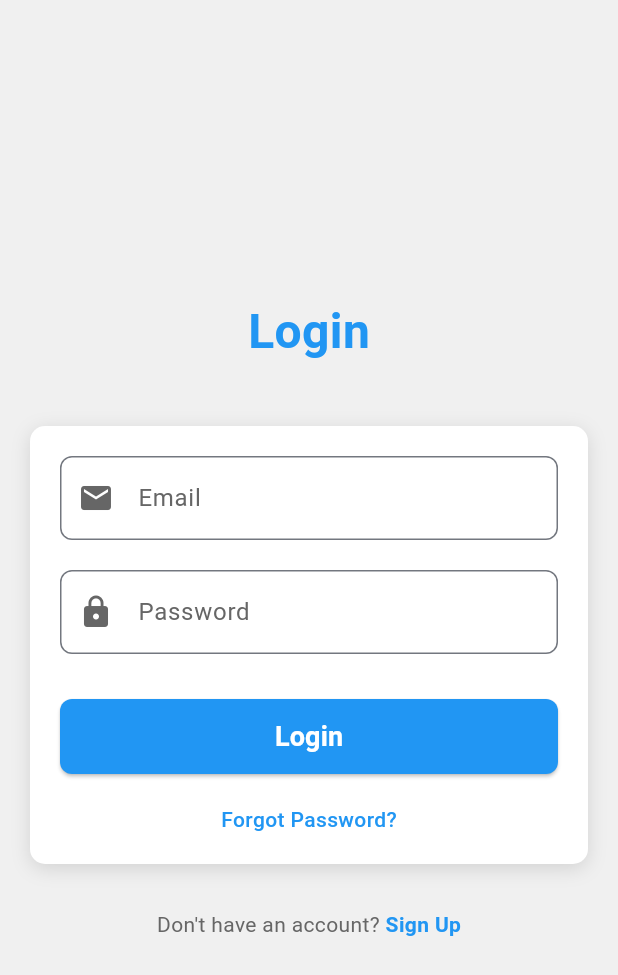
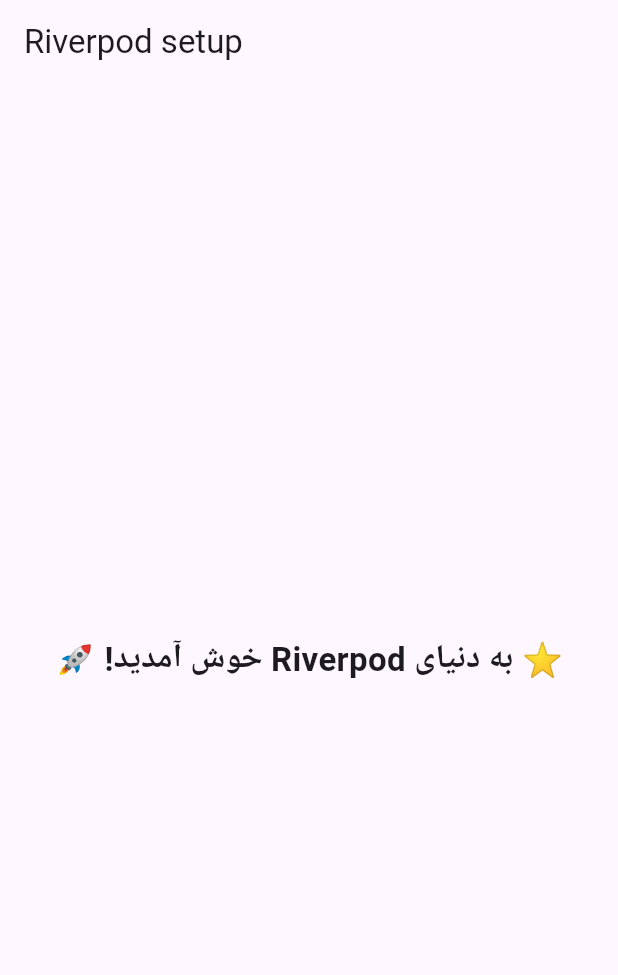
Before and after one commit to hasan7575/flutter_riverpod_tutorials, a Flutter app: the screen it shows after launch, on a phone screen of 412 x 824 dp. Shown: the top 975 px of the screen. Run offline on Flutter 3.47's test engine with Material 3 defaults, Android fonts, the phone set to English and light mode, and no system bars; our stand-ins replace flutter_riverpod.

Commit message:
add project

```diff
--- a/lib/main.dart
+++ b/lib/main.dart
@@ -1,11 +1,19 @@
+// Flutter Material Design imports for UI components
 import 'package:flutter/material.dart';
-import 'package:flutter_tutorials/pages/clean_login_screen.dart';
-import 'pages/messy_login_screen.dart';
-// import 'pages/clean_login_screen.dart';
+import 'package:flutter_riverpod/flutter_riverpod.dart';
+import 'package:flutter_tutorials/home_page.dart';
+
 
 void main() {
-  runApp(const MyApp());
+  runApp(
+     ProviderScope(child: MyApp()),
+  );
 }
+
+
+final welcomeMessageProvider=Provider<String>((ref){
+  return "⭐️ به دنیای Riverpod خوش آمدید! 🚀";
+});
 
 class MyApp extends StatelessWidget {
   const MyApp({super.key});
@@ -13,12 +21,34 @@ class MyApp extends StatelessWidget {
   @override
   Widget build(BuildContext context) {
     return MaterialApp(
-      title: 'Clean Code Tutorial',
+      title: 'Riverpod Demo',
       debugShowCheckedModeBanner: false,
-      theme: ThemeData(
-        colorScheme: ColorScheme.fromSeed(seedColor: Colors.blue),
-      ),
-      home: const CleanLoginScreen(),
+      home: HomePage(),
+      // HomePage will be a ConsumerWidget since it needs to access providers
     );
   }
 }
+
+
+
+class HomePage extends ConsumerWidget{
+  @override
+  Widget build(BuildContext context, WidgetRef ref) {
+    final welcomeMessage=ref.watch(welcomeMessageProvider);
+    // TODO: implement build
+    return Scaffold(
+      appBar: AppBar(
+        title: Text("Riverpod setup"),
+      ),
+      body: Center(
+        child: Column(
+          mainAxisAlignment: MainAxisAlignment.center,
+          children: [
+            Text(welcomeMessage,style: TextStyle(fontSize: 22,fontWeight: FontWeight.bold,),textDirection: TextDirection.rtl,)
+          ],
+        ),
+      ),
+    );
+  }
+
+}
--- a/lib/pages/clean_login_screen.dart
+++ /dev/null
@@ -1,75 +0,0 @@
-import 'package:flutter/material.dart';
-import 'package:flutter_tutorials/utils/constants.dart';
-import 'package:flutter_tutorials/widgets/Sign_up_link.dart';
-import 'package:flutter_tutorials/widgets/login_card.dart';
-
-
-class CleanLoginScreen extends StatefulWidget {
-  const CleanLoginScreen({super.key});
-
-  @override
-  State<CleanLoginScreen> createState() => _CleanLoginScreenState();
-}
-
-class _CleanLoginScreenState extends State<CleanLoginScreen> {
-  TextEditingController emailController = TextEditingController();
-  TextEditingController passwordController = TextEditingController();
-  bool isLoading = false;
-  @override
-  Widget build(BuildContext context) {
-    return Scaffold(
-      backgroundColor: AppColors.background,
-      body: Padding(
-        padding: EdgeInsets.all(AppSizes.padding),
-        child: Center(
-          child: Column(
-            mainAxisAlignment: MainAxisAlignment.center,
-            children: [
-              _buildTitle(),
-              SizedBox(height: 40),
-              LoginCard(emailController: emailController,passwordController: passwordController,isLoading: isLoading,onLogin: _handleLogin),
-              SizedBox(height: 30),
-
-              SignUpLink()
-            ],
-          ),
-        ),
-      ),
-    );
-  }
-
- Widget _buildTitle() {
-    return Container(
-      child: Text(
-        'Login',
-        style: AppTextStyles.title,
-      ),
-    );
- }
-
-  void _handleLogin() {
-    setState(() {
-      isLoading = true;
-    });
-
-    Future.delayed(Duration(seconds: 2), () {
-      setState(() {
-        isLoading = false;
-      });
-      _showSuccessMessage();
-    });
-  }
-
-  void _showSuccessMessage() {
-    _showMessage("Login Successful!",AppColors.success);
-  }
-
-  void _showMessage(String message,Color backgroundColor) {
-    ScaffoldMessenger.of(context).showSnackBar(
-      SnackBar(
-        content: Text(message),
-        backgroundColor: backgroundColor,
-      ),
-    );
-  }
-}
--- /dev/null
+++ b/lib/providers.dart
@@ -0,0 +1,7 @@
+import 'package:flutter_riverpod/legacy.dart';
+
+
+
+
+final counterProvider = StateProvider<int>((ref) => 0);
+//
--- a/lib/utils/constants.dart
+++ /dev/null
@@ -1,60 +0,0 @@
-import 'package:flutter/material.dart';
-
-class AppColors {
-  static const Color primary = Color(0xFF2196F3);
-  static const Color background = Color(0xFFF0F0F0);
-  static const Color surface = Colors.white;
-  static const Color textPrimary = Color(0xFF666666);
-  static const Color textSecondary = Color(0xFF999999);
-  static const Color border = Color(0xFFDDDDDD);
-  static const Color shadow = Colors.black12;
-  static const Color success = Colors.green;
-}
-
-class AppSizes {
-  static const double borderRadius = 8.0;
-  static const double cardRadius = 10.0;
-  static const double padding = 20.0;
-  static const double buttonHeight = 50.0;
-  static const double shadowBlur = 10.0;
-  static const Offset shadowOffset = Offset(0, 3);
-}
-
-class AppTextStyles {
-  static const TextStyle title = TextStyle(
-    fontSize: 32,
-    fontWeight: FontWeight.bold,
-    color: AppColors.primary,
-  );
-
-  static const TextStyle buttonText = TextStyle(
-    fontSize: 18,
-    fontWeight: FontWeight.bold,
-    color: Colors.white,
-  );
-
-  static const TextStyle labelText = TextStyle(
-    color: AppColors.textPrimary,
-  );
-
-  static const TextStyle hintText = TextStyle(
-    color: AppColors.textSecondary,
-  );
-
-  static const TextStyle linkText = TextStyle(
-    color: AppColors.primary,
-    fontSize: 14,
-    fontWeight: FontWeight.w500,
-  );
-
-  static const TextStyle bodyText = TextStyle(
-    color: AppColors.textPrimary,
-    fontSize: 14,
-  );
-
-  static const TextStyle linkTextBold = TextStyle(
-    color: AppColors.primary,
-    fontSize: 14,
-    fontWeight: FontWeight.bold,
-  );
-}
--- a/lib/widgets/Sign_up_link.dart
+++ /dev/null
@@ -1,30 +0,0 @@
-import 'package:flutter/material.dart';
-import 'package:flutter_tutorials/utils/constants.dart';
-
-class SignUpLink extends StatelessWidget {
-  const SignUpLink({super.key});
-
-  @override
-  Widget build(BuildContext context) {
-    return  Container(
-      child: Row(
-        mainAxisAlignment: MainAxisAlignment.center,
-        children: [
-          Text(
-            "Don't have an account? ",
-            style: AppTextStyles.bodyText,
-          ),
-          GestureDetector(
-            onTap: () {
-
-            },
-            child: Text(
-              'Sign Up',
-              style: AppTextStyles.linkTextBold,
-            ),
-          ),
-        ],
-      ),
-    );
-  }
-}
--- a/lib/widgets/custom_button.dart
+++ /dev/null
@@ -1,54 +0,0 @@
-import 'package:flutter/material.dart';
-import 'package:flutter_tutorials/utils/constants.dart';
-
-class CustomButton extends StatelessWidget {
-  final bool isLoading;
-  final String text;
-  final VoidCallback? onPressed;
-  const CustomButton({super.key,required this.isLoading,required this.text,this.onPressed});
-
-  @override
-  Widget build(BuildContext context) {
-    return  Container(
-      width: double.infinity,
-      height: AppSizes.buttonHeight,
-      child: ElevatedButton(
-        onPressed: isLoading ? null : onPressed,
-        style: ElevatedButton.styleFrom(
-          backgroundColor:AppColors.primary,
-          shape: RoundedRectangleBorder(
-            borderRadius: BorderRadius.circular(AppSizes.borderRadius),
-          ),
-        ),
-        child:
-        isLoading
-            ? _buildLoadingIndicator()
-            : _buildButtonText(),
-      ),
-    );
-  }
-
- Widget _buildLoadingIndicator() {
-    return SizedBox(
-      width: 20,
-      height: 20,
-      child: CircularProgressIndicator(
-        strokeWidth: 2,
-        valueColor: AlwaysStoppedAnimation<Color>(
-          Colors.white,
-        ),
-      ),
-    );
- }
-
- Widget _buildButtonText() {
-    return Text(
-      text,
-      style: TextStyle(
-        fontSize: 18,
-        fontWeight: FontWeight.bold,
-        color: Colors.white,
-      ),
-    );
- }
-}
--- a/lib/widgets/custom_text_field.dart
+++ /dev/null
@@ -1,42 +0,0 @@
-import 'package:flutter/material.dart';
-import 'package:flutter_tutorials/utils/constants.dart';
-
-class CustomTextField extends StatelessWidget {
-  final TextEditingController controller;
-  final String label;
-  final String hint;
-  final bool obscureText;
-  final IconData icon;
-
-  const CustomTextField({
-    super.key,
-    required this.controller,
-    required this.label,
-    required this.hint,
-    required this.icon,
-    this.obscureText = false,
-  });
-
-  @override
-  Widget build(BuildContext context) {
-    return TextField(
-      controller: controller,
-      obscureText: obscureText,
-      decoration: InputDecoration(
-        labelText: label,
-        labelStyle: AppTextStyles.labelText,
-        hintText: hint,
-        hintStyle: AppTextStyles.hintText,
-        border: OutlineInputBorder(
-          borderRadius: BorderRadius.circular(AppSizes.borderRadius),
-          borderSide: BorderSide(color: AppColors.border),
-        ),
-        focusedBorder: OutlineInputBorder(
-          borderRadius: BorderRadius.circular(AppSizes.borderRadius),
-          borderSide: BorderSide(color: AppColors.primary),
-        ),
-        prefixIcon: Icon(icon, color: AppColors.textPrimary),
-      ),
-    );
-  }
-}
--- a/lib/widgets/login_card.dart
+++ /dev/null
@@ -1,79 +0,0 @@
-import 'package:flutter/material.dart';
-import 'package:flutter_tutorials/utils/constants.dart';
-import 'package:flutter_tutorials/widgets/custom_button.dart';
-import 'package:flutter_tutorials/widgets/custom_text_field.dart';
-
-class LoginCard extends StatelessWidget {
-  final TextEditingController emailController;
-  final TextEditingController passwordController;
-  final bool isLoading;
-
-  final VoidCallback onLogin;
-
-  const LoginCard({
-    super.key,
-    required this.emailController,
-    required this.passwordController,
-    required this.isLoading,
-    required this.onLogin,
-  });
-
-  @override
-  Widget build(BuildContext context) {
-    return Container(
-      decoration: _buildCardDecoration(),
-      child: Padding(
-        padding: EdgeInsets.all(AppSizes.padding),
-        child: Column(
-          children: [
-            CustomTextField(
-              controller: passwordController,
-              label: 'Email',
-              hint: 'Enter your Email',
-              icon: Icons.email,
-            ),
-
-            SizedBox(height: 20),
-            CustomTextField(
-              controller: passwordController,
-              label: 'Password',
-              hint: 'Enter your password',
-              obscureText: true,
-              icon: Icons.lock,
-            ),
-            SizedBox(height: 30),//==========================
-
-            CustomButton(isLoading: isLoading,text: 'Login',onPressed:onLogin ,),
-            SizedBox(height: 20),
-            _buildForgetPassword(),
-          ],
-        ),
-      ),
-    );
-  }
-
-  BoxDecoration _buildCardDecoration() {
-    return BoxDecoration(
-      color: AppColors.surface,
-      borderRadius: BorderRadius.circular(AppSizes.cardRadius),
-      boxShadow: [
-        BoxShadow(
-          color: AppColors.shadow,
-          blurRadius: AppSizes.shadowBlur,
-          offset: AppSizes.shadowOffset,
-        ),
-      ],
-    );
-  }
-
- Widget _buildForgetPassword() {
-    return Text(
-      'Forgot Password?',
-      style: TextStyle(
-        color: Color(0xFF2196F3),
-        fontSize: 14,
-        fontWeight: FontWeight.w500,
-      ),
-    );
- }
-}
--- a/pubspec.yaml
+++ b/pubspec.yaml
@@ -34,6 +34,7 @@ dependencies:
   # The following adds the Cupertino Icons font to your application.
   # Use with the CupertinoIcons class for iOS style icons.
   cupertino_icons: ^1.0.8
+  flutter_riverpod: ^3.0.3
 
 dev_dependencies:
   flutter_test:
```
Also changed, not shown: lib/home_page.dart (added, +124 -0 lines), lib/pages/messy_login_screen.dart (deleted, +0 -197 lines), pubspec.lock, 1 other file.
